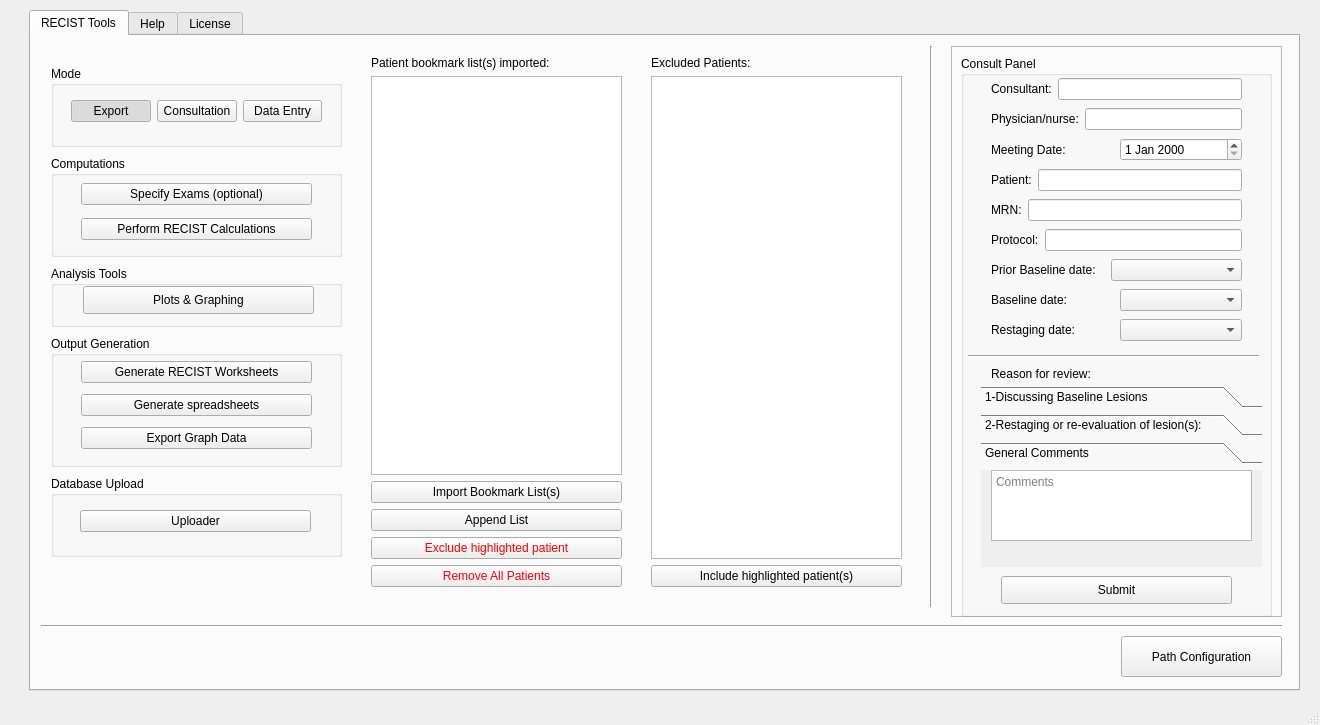
Old version of the form gui/mainwindow.ui in the repository Ngoyal95/ENABLE2.0.
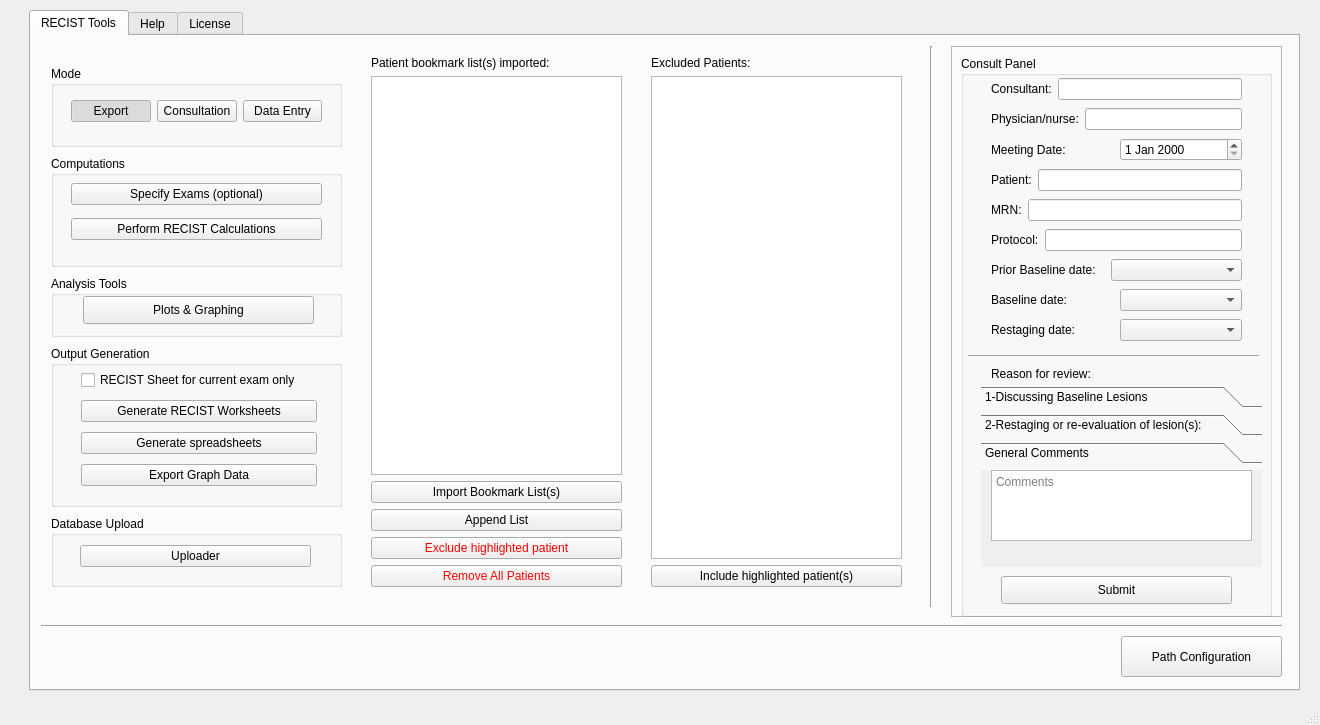
New version of the form. Icons and pictures are not drawn.

Commit message: Added ability to specify if print only RECIST sheet for current exam, or for all exams between the specified baseline and current exam

```diff
--- a/gui/mainwindow.ui
+++ b/gui/mainwindow.ui
@@ -58,7 +58,7 @@
         <x>20</x>
         <y>120</y>
         <width>291</width>
-        <height>101</height>
+        <height>111</height>
        </rect>
       </property>
       <property name="title">
@@ -67,9 +67,9 @@
       <widget class="QWidget" name="verticalLayoutWidget_4">
        <property name="geometry">
         <rect>
-         <x>30</x>
+         <x>20</x>
          <y>20</y>
-         <width>231</width>
+         <width>251</width>
          <height>71</height>
         </rect>
        </property>
@@ -162,7 +162,7 @@
       <property name="geometry">
        <rect>
         <x>20</x>
-        <y>230</y>
+        <y>240</y>
         <width>291</width>
         <height>61</height>
        </rect>
@@ -188,9 +188,9 @@
       <property name="geometry">
        <rect>
         <x>20</x>
-        <y>300</y>
+        <y>310</y>
         <width>291</width>
-        <height>131</height>
+        <height>161</height>
        </rect>
       </property>
       <property name="title">
@@ -201,11 +201,18 @@
         <rect>
          <x>30</x>
          <y>20</y>
-         <width>231</width>
-         <height>101</height>
+         <width>236</width>
+         <height>127</height>
         </rect>
        </property>
        <layout class="QVBoxLayout" name="verticalLayout_3">
+        <item>
+         <widget class="QCheckBox" name="singleSheet">
+          <property name="text">
+           <string>RECIST Sheet for current exam only</string>
+          </property>
+         </widget>
+        </item>
         <item>
          <widget class="QPushButton" name="generateRECIST">
           <property name="text">
@@ -234,9 +241,9 @@
       <property name="geometry">
        <rect>
         <x>20</x>
-        <y>440</y>
+        <y>480</y>
         <width>291</width>
-        <height>81</height>
+        <height>71</height>
        </rect>
       </property>
       <property name="title">
@@ -248,7 +255,7 @@
          <x>29</x>
          <y>20</y>
          <width>231</width>
-         <height>51</height>
+         <height>41</height>
         </rect>
        </property>
        <layout class="QVBoxLayout" name="verticalLayout_6">
```
Left out of the diff: 2 changed lines with no effect on the pictures. The commit also changes 3 other files.
